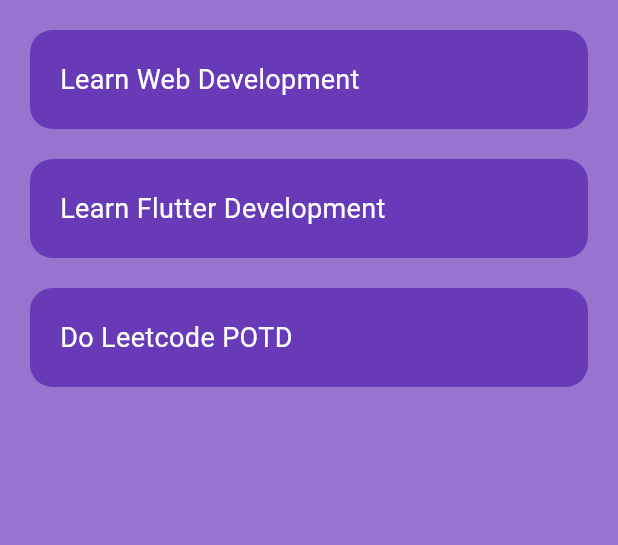
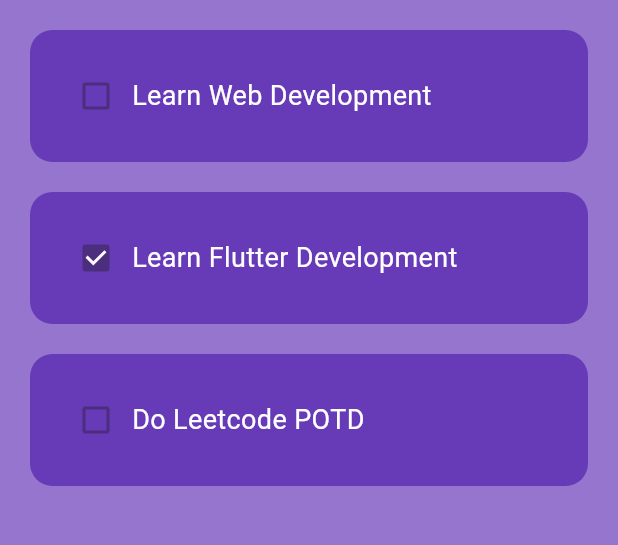
Before and after one commit to nikkhilpareek/Flutter-Todo-APP, a Flutter app: the screen it shows after launch, on a phone screen of 412 x 824 dp, the part 84-629 px from its top. Run offline on Flutter 3.47's test engine with Material 3 defaults, Android fonts, the phone set to English and light mode, and no system bars.

Commit message:
Added Checkbox for tasks

```diff
--- a/lib/pages/home_page.dart
+++ b/lib/pages/home_page.dart
@@ -23,7 +23,10 @@ class HomePage extends StatelessWidget {
       body: ListView.builder(
         itemCount: ToDoList.length,
         itemBuilder: (BuildContext context, int index) {
-          return TodoList(taskName: ToDoList[index][0]);
+          return TodoList(
+            taskName: ToDoList[index][0],
+            taskCompleted: ToDoList[index][1],
+          );
         },
       ),
     );
--- a/lib/utils/todo_list.dart
+++ b/lib/utils/todo_list.dart
@@ -1,9 +1,16 @@
 import 'package:flutter/material.dart';
 
 class TodoList extends StatelessWidget {
-  const TodoList({super.key, required this.taskName});
+  const TodoList({
+    super.key,
+    required this.taskName,
+    required this.taskCompleted,
+    this.onChanged,
+  });
 
   final String taskName;
+  final bool taskCompleted;
+  final Function(bool?)? onChanged;
 
   @override
   Widget build(BuildContext context) {
@@ -15,9 +22,11 @@ class TodoList extends StatelessWidget {
           borderRadius: BorderRadius.circular(15),
         ),
         padding: EdgeInsets.all(20),
-        child: Text(
-          taskName,
-          style: TextStyle(color: Colors.white, fontSize: 18),
+        child: Row(
+          children: [
+            Checkbox(value: taskCompleted, onChanged: onChanged),
+            Text(taskName, style: TextStyle(color: Colors.white, fontSize: 18)),
+          ],
         ),
       ),
     );
```
